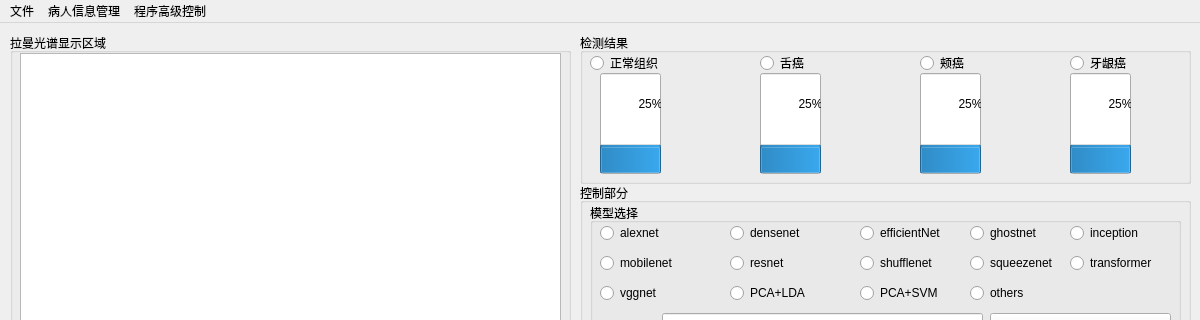
Above: QT/version1.0.0/mainwindow.ui from lry-123456789/Oral-cancer-diagnosis-system-using-Raman-spectroscopy before the change; both pictures show x 0 to 1200 and y 0 to 320 of the 1200 by 600 pixel window. Below: the same form after it.
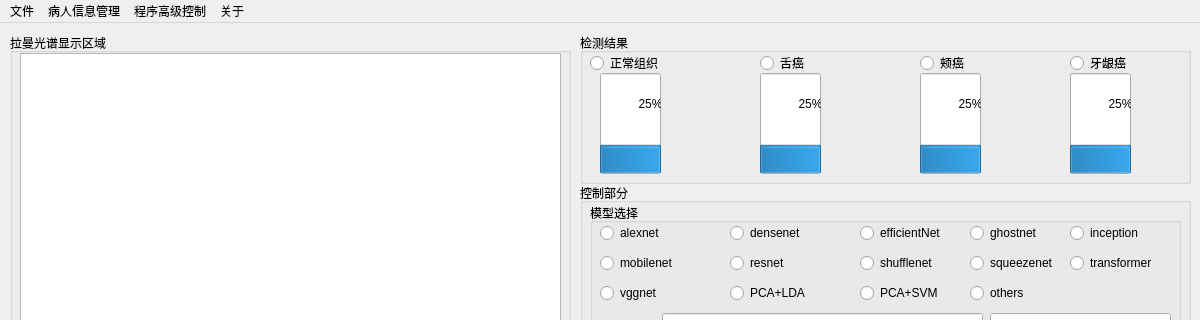
That is the form after the change.

What changed in the file:
```diff
--- a/QT/version1.0.0/mainwindow.ui
+++ b/QT/version1.0.0/mainwindow.ui
@@ -770,9 +770,17 @@
     <addaction name="separator"/>
     <addaction name="action_exit"/>
    </widget>
+   <widget class="QMenu" name="menu_4">
+    <property name="title">
+     <string>关于</string>
+    </property>
+    <addaction name="action_program_information"/>
+    <addaction name="action_visit_website"/>
+   </widget>
    <addaction name="menu"/>
    <addaction name="menu_2"/>
    <addaction name="menu_3"/>
+   <addaction name="menu_4"/>
   </widget>
   <widget class="QStatusBar" name="statusbar"/>
   <action name="action_save_data_normal">
```
Left out of the diff: 10 changed lines with no effect on the pictures.
